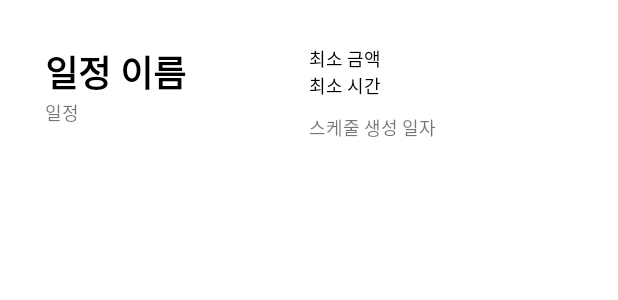
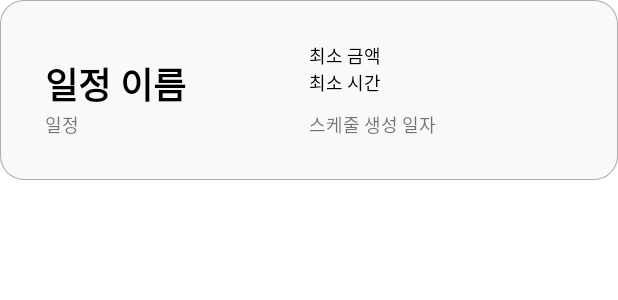
Before and after one commit to fit-trip/client, an Android app: the layout item_my_schedule.xml on its own in the app's theme, with its tools: preview values and no code run, on a phone screen of 412 x 824 dp. Shown: the top 300 px of the screen. Run offline under Robolectric (Android 15) with nearby library versions, the phone set to English and light mode, and no system bars.

Commit message:
Feat: my schedule item 디자인 개선

```diff
--- /dev/null
+++ b/app/src/main/res/drawable/schedulelist_item.xml
@@ -0,0 +1,28 @@
+<?xml version="1.0" encoding="utf-8"?>
+<layer-list xmlns:android="http://schemas.android.com/apk/res/android">
+    <item>
+        <shape android:shape="rectangle">
+            <stroke android:width = "1dp" android:color = "#aeaeae"/>
+            <corners
+                android:bottomLeftRadius="15dp"
+                android:bottomRightRadius="15dp"
+                android:topLeftRadius="15dp"
+                android:topRightRadius="15dp"/>
+        </shape>
+    </item>
+
+    <item
+        android:bottom="1dp"
+        android:left="1dp"
+        android:right="1dp"
+        android:top="1dp">
+        <shape android:shape="rectangle">
+            <solid android:color="#f9f9f9"/>
+            <corners
+                android:bottomLeftRadius="15dp"
+                android:bottomRightRadius="15dp"
+                android:topLeftRadius="15dp"
+                android:topRightRadius="15dp"/>
+        </shape>
+    </item>
+</layer-list>
--- a/app/src/main/res/layout/item_my_schedule.xml
+++ b/app/src/main/res/layout/item_my_schedule.xml
@@ -5,6 +5,8 @@
     android:layout_width="match_parent"
     android:layout_height="120dp"
     android:padding="20dp"
+    android:gravity="center_vertical"
+    android:background="@drawable/schedulelist_item"
     >
     <LinearLayout
         android:id="@+id/item_schedule_name_root"
@@ -37,10 +39,8 @@
     <LinearLayout
         android:layout_width="0dp"
         android:layout_height="wrap_content"
-        android:layout_marginTop="10dp"
         android:layout_weight="1"
         android:orientation="vertical"
-
         >
         <TextView
             android:id="@+id/item_schedule_opt_cost"
```
